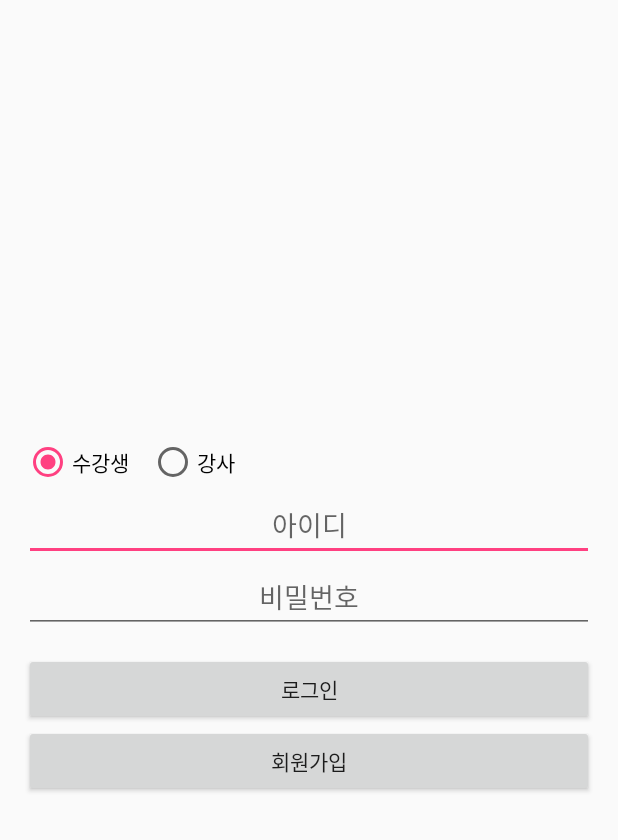
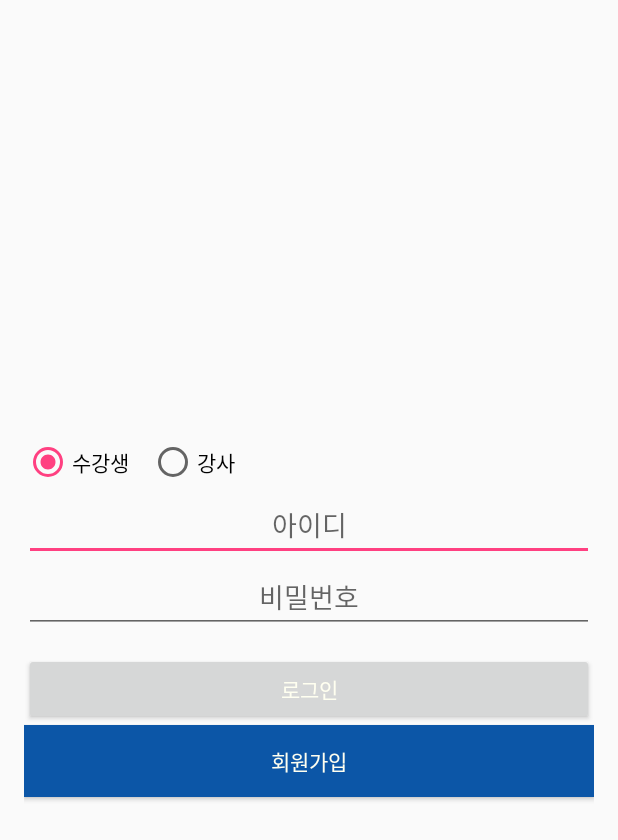
Before and after one commit to Frappuccino-2015/ESC, an Android app: the layout activity_login.xml on its own in the app's theme, with its tools: preview values and no code run, on a phone screen of 412 x 824 dp. Shown: the top 840 px of the screen. Run offline under Robolectric (Android 15) with nearby library versions, the phone set to English and light mode, and no system bars.

Commit message:
login change

```diff
--- a/app/src/main/res/layout/activity_login.xml
+++ b/app/src/main/res/layout/activity_login.xml
@@ -64,17 +64,20 @@
         android:layout_height="wrap_content"
         android:id="@+id/btn_login"
         android:text="로그인"
+        android:textColor="#fffff0"
         android:layout_below="@+id/EText_pwd"
         android:layout_marginTop="20px"
         android:layout_alignParentLeft="true"
-        android:layout_alignParentStart="true" />
+        android:layout_alignParentStart="true"/>
 
     <Button
         android:layout_width="fill_parent"
         android:layout_height="wrap_content"
         android:id="@+id/btn_join"
         android:text="회원가입"
+        android:textColor="#fffff0"
         android:layout_below="@+id/btn_login"
-        android:layout_alignParentLeft="true" />
+        android:layout_alignParentLeft="true"
+        android:background="#ff0c56a7"/>
 
 </RelativeLayout>
```
